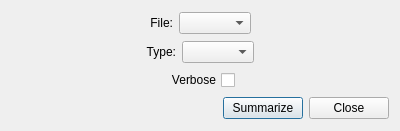
This is code/plotms/Gui/PlotMSSummaryDialog.ui in radio-astro/casa as Qt 5 draws it before an edit. The edited form follows.
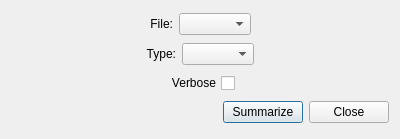
This is the edited form.

Patch:
```diff
--- a/code/plotms/Gui/PlotMSSummaryDialog.ui
+++ b/code/plotms/Gui/PlotMSSummaryDialog.ui
@@ -7,7 +7,7 @@
     <x>0</x>
     <y>0</y>
     <width>400</width>
-    <height>131</height>
+    <height>139</height>
    </rect>
   </property>
   <property name="windowTitle">
```
Left out of the diff: 21 changed lines with no effect on the pictures.
